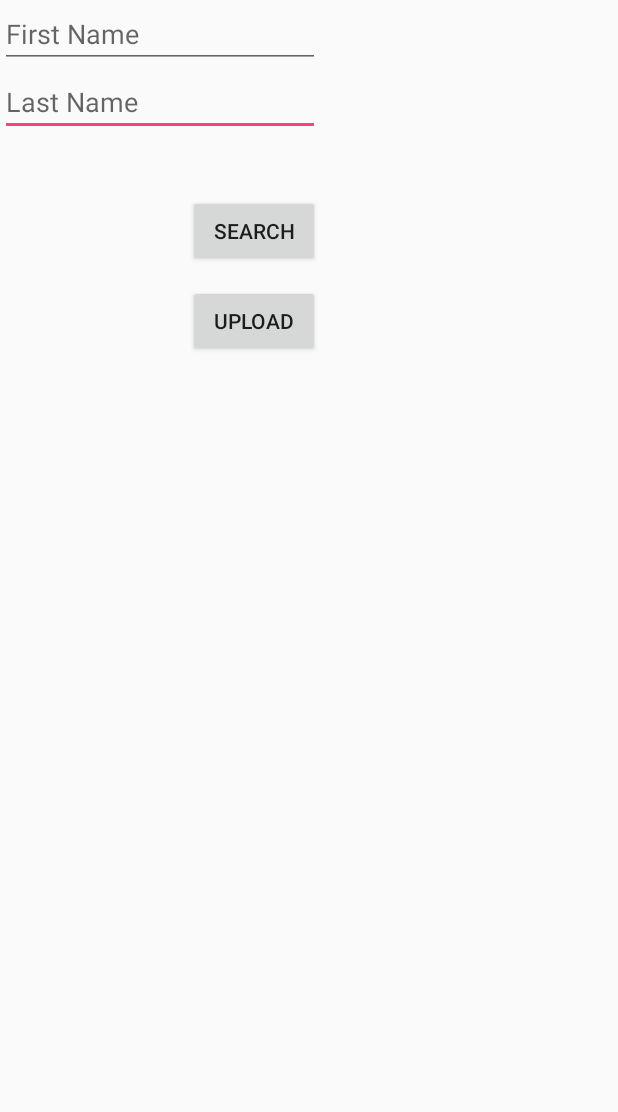
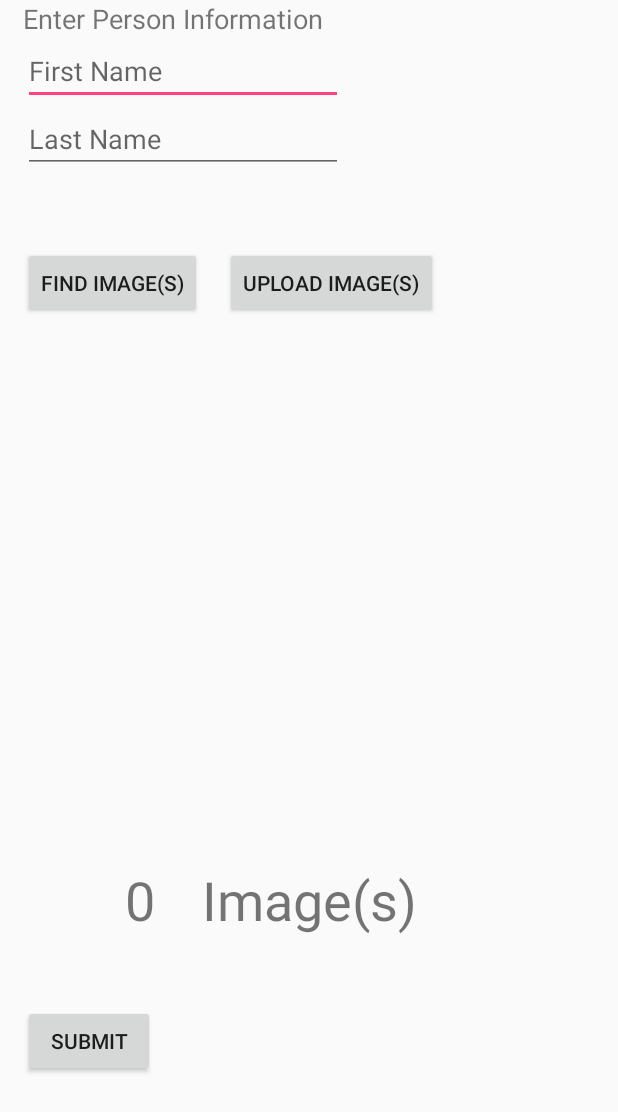
Before and after one commit to tnyyssela/Polly2, an Android app: the ConfigureSearchSubjectActivity screen opened directly, with no data from a screen before it, on a phone screen of 412 x 824 dp. Shown: the top 1112 px of the screen. Run offline under Robolectric (Android 15) with nearby library versions, the phone set to English and light mode, and no system bars.

Commit message:
fix upload, compression and AI training bugs, update layout

```diff
--- a/PollyDroid/app/src/main/java/com/slalom/polly/IdentifyFaceGroupService.java
+++ b/PollyDroid/app/src/main/java/com/slalom/polly/IdentifyFaceGroupService.java
@@ -78,7 +78,7 @@ public class IdentifyFaceGroupService extends IntentService{
     }
 
     private void processGroup(IdentifyResult[] identifyResults, String[] faceIds) {
-        double confidenceThreshold = .80;
+        double confidenceThreshold = .50;
         UUID personId = null;
 
         for (IdentifyResult identifyResult : identifyResults) {
--- a/PollyDroid/app/src/main/res/layout/activity_configure_search_subject.xml
+++ b/PollyDroid/app/src/main/res/layout/activity_configure_search_subject.xml
@@ -4,39 +4,84 @@
     xmlns:tools="http://schemas.android.com/tools"
     android:layout_width="match_parent" android:layout_height="match_parent">
 
-    <EditText
-        android:id="@+id/input_last_name"
+
+    <TextView
+        android:id="@+id/textView3"
         android:layout_width="wrap_content"
         android:layout_height="wrap_content"
         android:layout_alignStart="@+id/input_first_name"
-        android:layout_below="@+id/input_first_name"
-        android:ems="10"
-        android:hint="Last Name"
-        android:inputType="textPersonName" />
+        android:text="Enter Person Information"
+        android:textAllCaps="false"
+        android:textSize="18sp" />
 
     <EditText
         android:id="@+id/input_first_name"
         android:layout_width="wrap_content"
         android:layout_height="wrap_content"
+        android:layout_alignStart="@+id/input_last_name"
+        android:layout_below="@+id/textView3"
         android:ems="10"
         android:hint="First Name"
         android:inputType="textPersonName" />
 
-    <Button
-        android:id="@+id/btn_search_people"
+    <EditText
+        android:id="@+id/input_last_name"
         android:layout_width="wrap_content"
         android:layout_height="wrap_content"
-        android:layout_marginTop="39dp"
-        android:text="Search"
-        android:layout_below="@+id/input_last_name"
-        android:layout_alignEnd="@+id/input_last_name" />
+        android:ems="10"
+        android:hint="Last Name"
+        android:inputType="textPersonName"
+        android:layout_below="@+id/input_first_name"
+        android:layout_alignStart="@+id/btn_find_images" />
 
     <Button
-        android:id="@+id/btn_image_picker"
+        android:id="@+id/btn_find_images"
         android:layout_width="wrap_content"
         android:layout_height="wrap_content"
-        android:layout_alignStart="@+id/btn_search_people"
-        android:layout_below="@+id/btn_search_people"
-        android:layout_marginTop="12dp"
-        android:text="Upload" />
+        android:layout_marginTop="49dp"
+        android:text="Find Image(s)"
+        android:layout_below="@+id/input_last_name"
+        android:layout_alignParentStart="true"
+        android:layout_marginStart="15dp" />
+
+    <Button
+        android:id="@+id/btn_upload_images"
+        android:layout_width="wrap_content"
+        android:layout_height="wrap_content"
+        android:layout_alignBaseline="@+id/btn_find_images"
+        android:layout_alignBottom="@+id/btn_find_images"
+        android:layout_marginStart="15dp"
+        android:layout_toEndOf="@+id/btn_find_images"
+        android:text="Upload Image(s)" />
+
+
+    <Button
+        android:id="@+id/btn_submit"
+        android:layout_width="wrap_content"
+        android:layout_height="wrap_content"
+        android:text="Submit"
+        android:layout_alignParentBottom="true"
+        android:layout_alignStart="@+id/btn_find_images"
+        android:layout_marginBottom="106dp" />
+
+    <TextView
+        android:id="@+id/textView4"
+        android:layout_width="wrap_content"
+        android:layout_height="wrap_content"
+        android:layout_alignBaseline="@+id/text_image_count"
+        android:layout_alignBottom="@+id/text_image_count"
+        android:layout_toEndOf="@+id/btn_find_images"
+        android:text="Image(s)"
+        android:textSize="36sp" />
+
+    <TextView
+        android:id="@+id/text_image_count"
+        android:layout_width="wrap_content"
+        android:layout_height="wrap_content"
+        android:layout_above="@+id/btn_submit"
+        android:layout_alignEnd="@+id/btn_submit"
+        android:layout_marginBottom="46dp"
+        android:text="0"
+        android:textSize="36sp" />
+
 </RelativeLayout>
```
Also changed, not shown: PollyDroid/app/src/main/java/com/slalom/polly/ConfigureSearchSubjectActivity.java (+108 -40 lines), PollyDroid/app/src/main/java/com/slalom/polly/GroupFacesService.java (+9 -0 lines).
